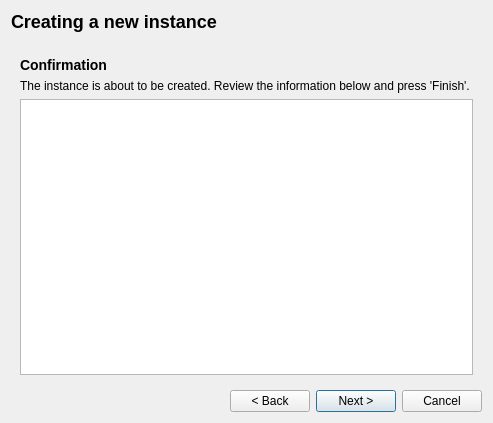
The window that modorganizer/src/createinstancedialog.ui (Holt59/mo2-merge) describes before a commit, drawn with Qt 5.
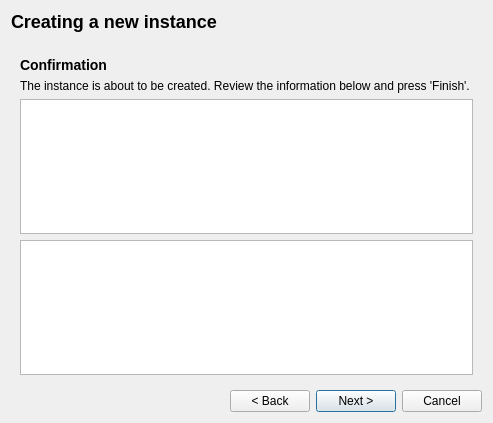
The same window after the commit. The open tabs and pages were chosen to show the change.

Commit message: [modorganizer] don't skip paths for portable instance, what am I doing implemented actual creation removed mentions of %BASE_DIR% everywhere, use constant and functions from PathSettings

Patch:
```diff
--- a/modorganizer/src/createinstancedialog.ui
+++ b/modorganizer/src/createinstancedialog.ui
@@ -891,7 +891,21 @@
            <number>0</number>
           </property>
           <item>
-           <widget class="QTextEdit" name="review"/>
+           <widget class="QTextEdit" name="review">
+            <property name="lineWrapMode">
+             <enum>QTextEdit::NoWrap</enum>
+            </property>
+           </widget>
+          </item>
+          <item>
+           <widget class="QTextEdit" name="creationLog">
+            <property name="lineWrapMode">
+             <enum>QTextEdit::NoWrap</enum>
+            </property>
+            <property name="textInteractionFlags">
+             <set>Qt::TextSelectableByKeyboard|Qt::TextSelectableByMouse</set>
+            </property>
+           </widget>
           </item>
          </layout>
         </widget>
```
The commit also changes 8 other files.
